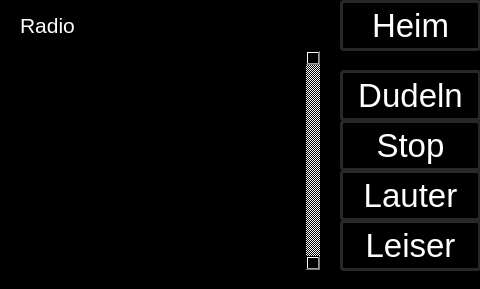
This is gui/radiowindow.ui in christof1977/flurzentrale as Qt 5 draws it before an edit. The edited form follows.
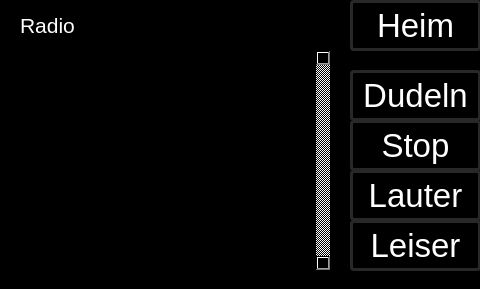
This is the edited form.

Commit message: Breite der Radioliste angepasst, damit keine horizontale Scrollleite mehr da ist

```diff
--- a/gui/radiowindow.ui
+++ b/gui/radiowindow.ui
@@ -20,9 +20,9 @@
    <widget class="QPushButton" name="pushButtonRadioPlay">
     <property name="geometry">
      <rect>
-      <x>340</x>
+      <x>350</x>
       <y>70</y>
-      <width>141</width>
+      <width>131</width>
       <height>51</height>
      </rect>
     </property>
@@ -229,9 +229,9 @@
    <widget class="QPushButton" name="pushButtonRadioStop">
     <property name="geometry">
      <rect>
-      <x>340</x>
+      <x>350</x>
       <y>120</y>
-      <width>141</width>
+      <width>131</width>
       <height>51</height>
      </rect>
     </property>
@@ -438,9 +438,9 @@
    <widget class="QPushButton" name="pushButtonVolDown">
     <property name="geometry">
      <rect>
-      <x>340</x>
+      <x>350</x>
       <y>220</y>
-      <width>141</width>
+      <width>131</width>
       <height>51</height>
      </rect>
     </property>
@@ -647,9 +647,9 @@
    <widget class="QPushButton" name="pushButtonVolUp">
     <property name="geometry">
      <rect>
-      <x>340</x>
+      <x>350</x>
       <y>170</y>
-      <width>141</width>
+      <width>131</width>
       <height>51</height>
      </rect>
     </property>
@@ -859,9 +859,9 @@
     </property>
     <property name="geometry">
      <rect>
-      <x>20</x>
+      <x>10</x>
       <y>50</y>
-      <width>301</width>
+      <width>321</width>
       <height>221</height>
      </rect>
     </property>
@@ -936,9 +936,9 @@
    <widget class="QPushButton" name="pushButtonHome">
     <property name="geometry">
      <rect>
-      <x>340</x>
+      <x>350</x>
       <y>0</y>
-      <width>141</width>
+      <width>131</width>
       <height>51</height>
      </rect>
     </property>
```
The commit also changes 1 other file.
